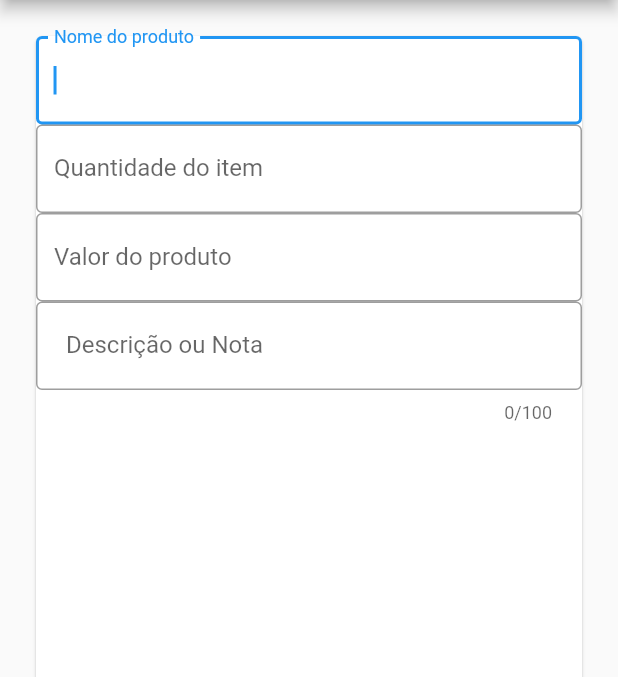
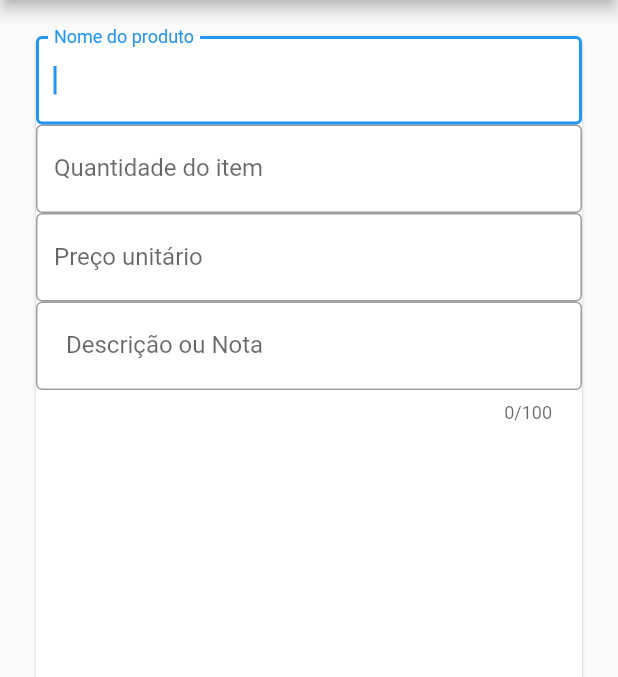
Before and after one commit to WillianLiduenha/listinha, a Flutter app: the NovaPage screen opened by its route, on a phone screen of 412 x 824 dp, the part 84-761 px from its top. Run offline on Flutter 3.47's test engine with Material 2 defaults, Android fonts, the phone set to English and light mode, and no system bars; missing offline and left inert: dart:html.

Commit message:
Valor do produto != Preço unitário

```diff
--- a/lib/views/edita.page.dart
+++ b/lib/views/edita.page.dart
@@ -68,7 +68,7 @@ class EditaPage extends StatelessWidget {
                 initialValue: tarefa.valor.toString(),
                 keyboardType: TextInputType.number,
                 decoration: InputDecoration(
-                  labelText: "Valor do Produto",
+                  labelText: "Preço unitário",
                   border: OutlineInputBorder(),
                 ),
                 onSaved: (value) => _tarefa.valor = double.parse(value),
--- a/lib/views/nova.page.dart
+++ b/lib/views/nova.page.dart
@@ -64,7 +64,7 @@ class NovaPage extends StatelessWidget {
               TextFormField(
                 keyboardType: TextInputType.number,
                 decoration: InputDecoration(
-                  labelText: "Valor do produto",
+                  labelText: "Preço unitário",
                   border: OutlineInputBorder(),
                 ),
                 onSaved: (value) => _tarefa.valor = double.parse(value),
```
